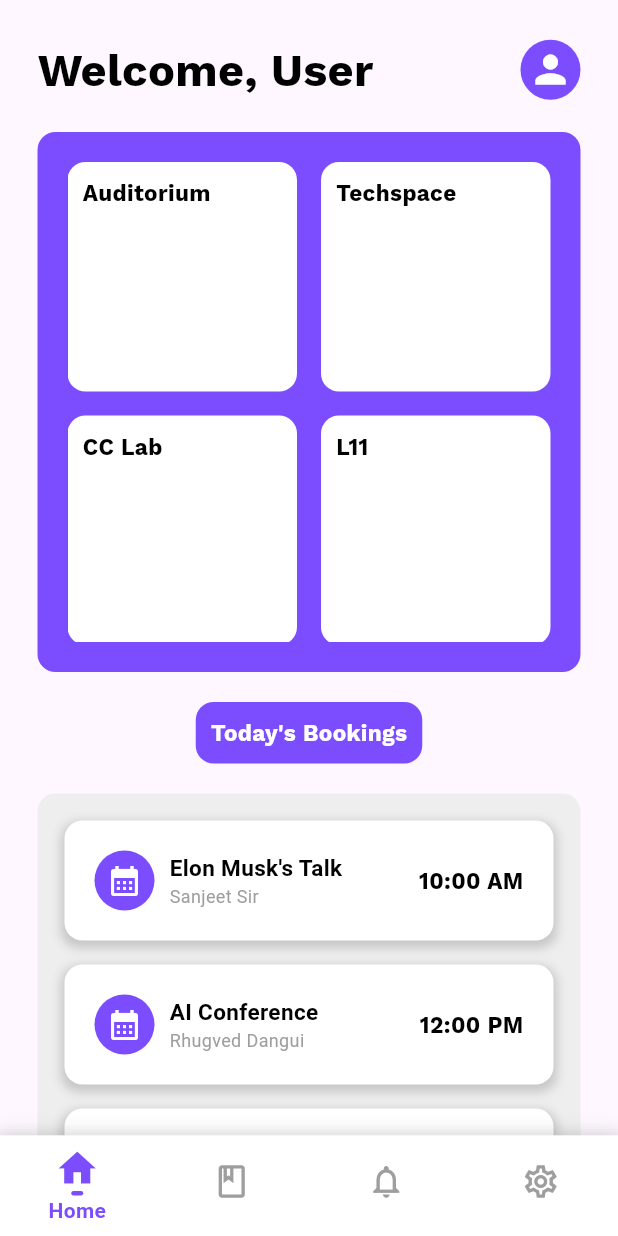
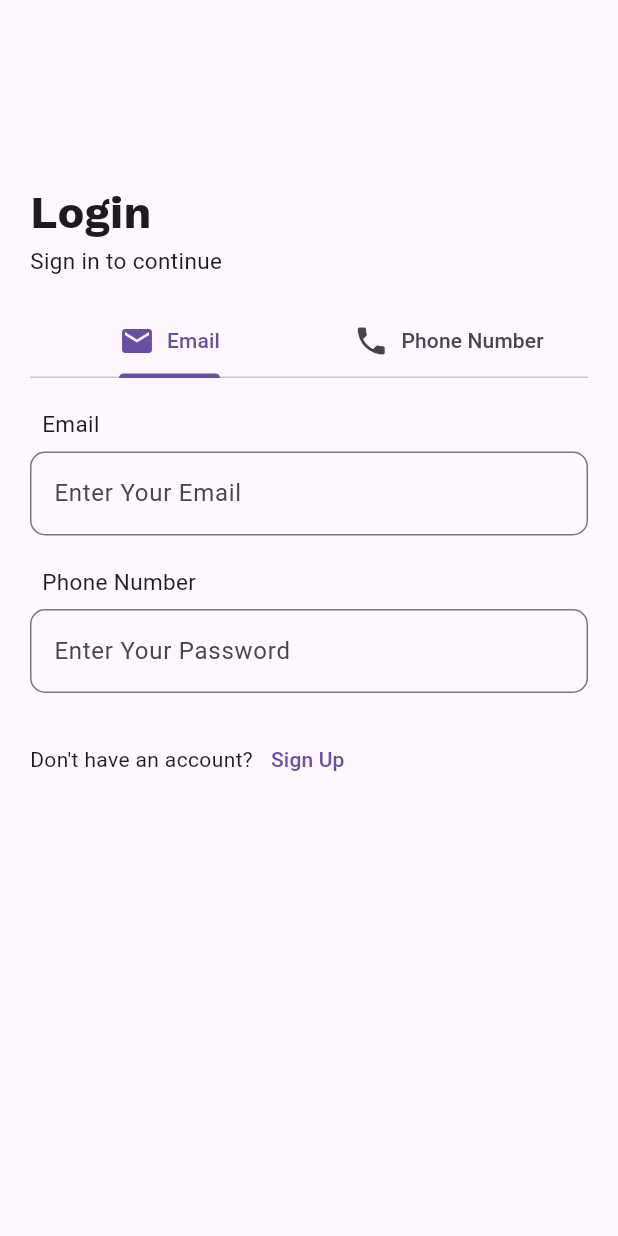
Before and after one commit to TeamEquinox-05/testapp05, a Flutter app: the screen it shows after launch, on a phone screen of 412 x 824 dp. Run offline on Flutter 3.47's test engine with Material 3 defaults, Android fonts, the phone set to English and light mode, and no system bars.

```diff
--- a/lib/main.dart
+++ b/lib/main.dart
@@ -1,5 +1,7 @@
 import 'package:flutter/material.dart';
 import 'package:testapp01/pages/homepage.dart';
+import 'package:testapp01/pages/login.dart';
+import 'package:testapp01/pages/splashscreen.dart';
 
 void main() {
   runApp(MyApp());
@@ -12,7 +14,7 @@ class MyApp extends StatelessWidget {
   Widget build(BuildContext context) {
     return MaterialApp(
       debugShowCheckedModeBanner: false,
-      home: Homepage(),
+      home: LoginPage(),
     );
   }
 }
--- /dev/null
+++ b/lib/pages/login.dart
@@ -0,0 +1,202 @@
+import 'package:flutter/material.dart';
+
+class LoginPage extends StatefulWidget {
+  const LoginPage({super.key});
+
+  @override
+  State<LoginPage> createState() => _LoginPageState();
+}
+
+class _LoginPageState extends State<LoginPage> with TickerProviderStateMixin {
+  TabController? tabController;
+  bool isEmailSelected = true; // Track active tab
+
+  @override
+  void initState() {
+    super.initState();
+    tabController = TabController(length: 2, vsync: this);
+
+    // Listen for tab changes
+    tabController?.addListener(() {
+      setState(() {
+        isEmailSelected =
+            tabController?.index == 0; // Check which tab is active
+      });
+    });
+  }
+
+  @override
+  void dispose() {
+    tabController?.dispose();
+    super.dispose();
+  }
+
+  @override
+  Widget build(BuildContext context) {
+    return Scaffold(
+      body: SafeArea(
+        child: Padding(
+          padding: const EdgeInsets.all(20.0),
+          child: Column(
+            children: [
+              const SizedBox(height: 100),
+
+              // Heading
+              Container(
+                alignment: Alignment.topLeft,
+                child: Column(
+                  crossAxisAlignment: CrossAxisAlignment.start,
+                  children: const [
+                    Text(
+                      'Login',
+                      style: TextStyle(
+                        fontSize: 30,
+                        fontWeight: FontWeight.bold,
+                        fontFamily: "WorkSans",
+                      ),
+                    ),
+                    Text(
+                      'Sign in to continue',
+                      style: TextStyle(
+                        fontSize: 15,
+                        fontWeight: FontWeight.normal,
+                      ),
+                    ),
+                  ],
+                ),
+              ),
+
+              const SizedBox(height: 20),
+
+              // Tab Bar
+              TabBar(
+                controller: tabController,
+                tabs: const [
+                  Tab(
+                    child: Row(
+                      mainAxisSize: MainAxisSize.min,
+                      children: [
+                        Icon(Icons.email),
+                        SizedBox(width: 8), // Spacing between icon and text
+                        Text('Email'),
+                      ],
+                    ),
+                  ),
+                  Tab(
+                    child: Row(
+                      mainAxisSize: MainAxisSize.min,
+                      children: [
+                        Icon(Icons.phone),
+                        SizedBox(width: 8),
+                        Text('Phone Number'),
+                      ],
+                    ),
+                  ),
+                ],
+              ),
+
+              const SizedBox(height: 20),
+
+              // Dynamic Form Fields
+              if (isEmailSelected)
+                Column(
+                  crossAxisAlignment: CrossAxisAlignment.start,
+                  children: const [
+                    Padding(
+                      padding: EdgeInsets.only(left: 8.0, bottom: (8.0)),
+                      child: Text('Email',
+                          style: TextStyle(
+                            fontSize: 15,
+                            fontWeight: FontWeight.normal,
+                          )),
+                    ),
+                    TextField(
+                      decoration: InputDecoration(
+                        border: OutlineInputBorder(
+                          borderRadius: BorderRadius.all(
+                            Radius.circular(10),
+                          ),
+                        ),
+                        hintText: 'Enter Your Email',
+                      ),
+                    ),
+                    SizedBox(height: 20),
+                  ],
+                )
+              else
+                Column(
+                  crossAxisAlignment: CrossAxisAlignment.start,
+                  children: const [
+                    Padding(
+                      padding: EdgeInsets.only(left: 8.0, bottom: (8.0)),
+                      child: Text('Phone Number',
+                          style: TextStyle(
+                            fontSize: 15,
+                            fontWeight: FontWeight.normal,
+                          )),
+                    ),
+                    TextField(
+                      decoration: InputDecoration(
+                        border: OutlineInputBorder(
+                          borderRadius: BorderRadius.all(
+                            Radius.circular(10),
+                          ),
+                        ),
+                        hintText: 'Enter Your Phone Number',
+                      ),
+                      keyboardType: TextInputType.phone,
+                    ),
+                    SizedBox(height: 20),
+                  ],
+                ),
+
+              // Password Field (Common for both tabs)
+
+              Column(
+                   crossAxisAlignment: CrossAxisAlignment.start,
+
+                children: [
+                  const Padding(
+
+                      padding: EdgeInsets.only(left: 8.0, bottom: (8.0)),
+                      child: Text('Phone Number',
+                          style: TextStyle(
+                            fontSize: 15,
+                            fontWeight: FontWeight.normal,
+                          )),
+
+                ),
+                  const TextField(
+                    decoration: InputDecoration(
+                      border: OutlineInputBorder(
+                        borderRadius: BorderRadius.all(
+                          Radius.circular(10),
+                        ),
+                      ),
+                      hintText: 'Enter Your Password',
+                    ),
+                    obscureText: true,
+                  ),
+                ],
+              ),
+              const SizedBox(height: 20),
+
+              // Sign Up
+              Row(
+                children: [
+                  const Text("Don't have an account?"),
+                  TextButton(
+                    onPressed: () {
+                      // Navigate to register page
+                    },
+                    child: const Text('Sign Up'),
+                  ),
+                ],
+              ),
+            ],
+          ),
+        ),
+      ),
+    );
+  }
+}
--- a/lib/pages/placedetailpage.dart
+++ b/lib/pages/placedetailpage.dart
@@ -18,7 +18,7 @@ class _PlaceDetailPageState extends State<PlaceDetailPage> {
       body: CustomScrollView(
         slivers: [
           SliverAppBar(
-         title: Text(widget.placeName,style: TextStyle(color: Colors.white,fontSize: 20,fontWeight: FontWeight.bold,fontFamily: 'WorkSans'),),
+         title: Text(widget.placeName,style: TextStyle(color: Colors.white,fontSize: 20,fontWeight: FontWeight.bold,fontFamily: 'WorkSans',shadows: [BoxShadow(color: Colors.black, blurRadius: 10)]),),
             backgroundColor: Colors.transparent,  // Make AppBar transparent
             elevation: 0,  // Remove the shadow
             pinned: true,  // Pin the AppBar to the top
@@ -50,7 +50,7 @@ class _PlaceDetailPageState extends State<PlaceDetailPage> {
                   ),
 
                 child: Image.asset(
-                  'assets/images/Auditorium.jpg', // Replace with your image path
+                  'assets/images/${widget.placeName}.jpg', // Replace with your image path
                   fit: BoxFit.cover,
                 ),
                 ),
--- /dev/null
+++ b/lib/pages/splashscreen.dart
@@ -0,0 +1,51 @@
+import 'package:flutter/material.dart';
+import 'package:testapp01/pages/homepage.dart';
+import 'package:testapp01/pages/login.dart';
+
+class SplashScreen extends StatefulWidget {
+  const SplashScreen({super.key});
+
+  @override
+  State<SplashScreen> createState() => _SplashScreenState();
+}
+
+class _SplashScreenState extends State<SplashScreen> {
+@override
+  @override
+  void initState() {
+    super.initState();
+    _navigateToLogin();
+  }
+
+  void _navigateToLogin() async {
+    await Future.delayed(Duration(seconds: 2));
+    if (mounted) { // Ensure widget is still in the tree
+      Navigator.pushReplacement(
+        context,
+        MaterialPageRoute(builder: (_) => Homepage()),
+      );
+    }
+  }
+
+
+
+
+  @override
+  Widget build(BuildContext context) {
+    return Scaffold(
+      body: Column(
+        mainAxisAlignment: MainAxisAlignment.center,
+        crossAxisAlignment: CrossAxisAlignment.center,
+        children: [
+        Center(
+
+          child: Container(
+            height: 300,
+            width: 300,
+            child: Image.asset('assets/images/logo.png'),
+          ),
+         )
+      ])
+    );
+  }
+}
```
Also changed, not shown: assets/images/logo.png (added).
